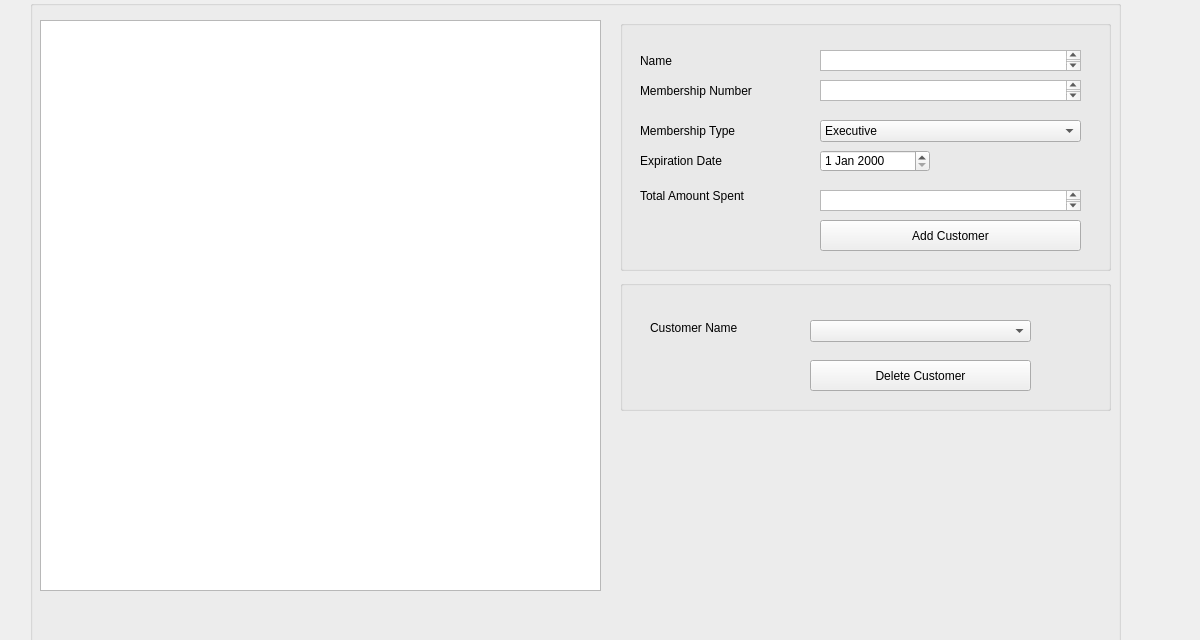
JShinozuka/Project2, file BulkClub/aMembership.ui: the form before one commit.
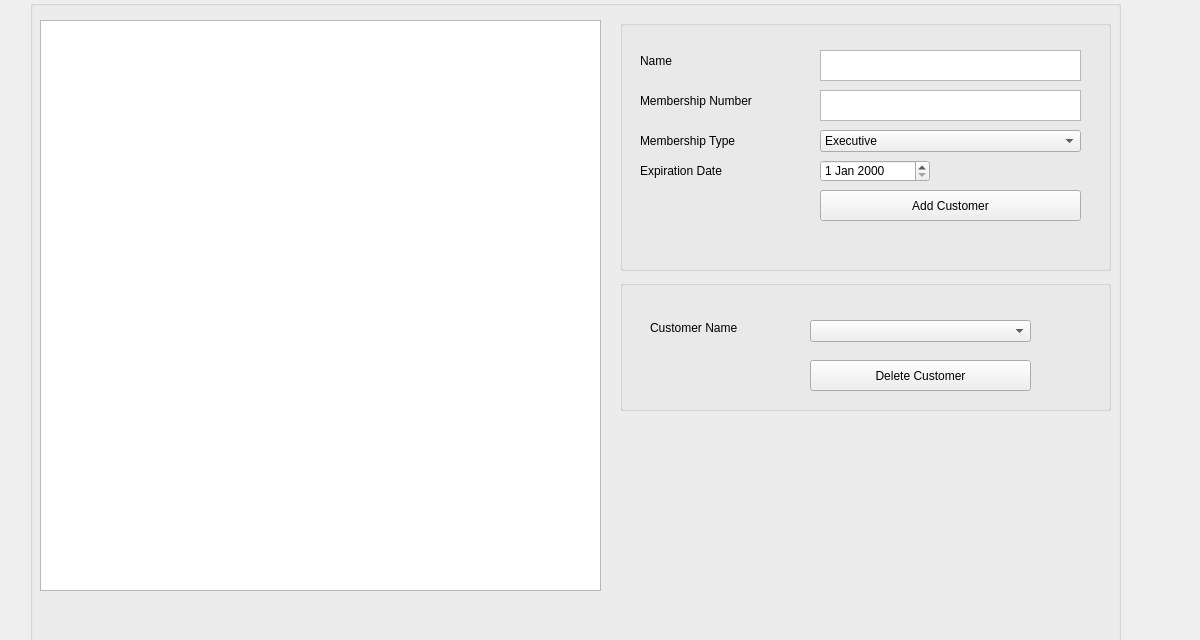
The form after the commit.

Commit message:
Doxygen/Story 8 Edit
Story 8 Fixed bugs

Patch:
```diff
--- a/BulkClub/aMembership.ui
+++ b/BulkClub/aMembership.ui
@@ -71,7 +71,7 @@
        <x>200</x>
        <y>30</y>
        <width>261</width>
-       <height>21</height>
+       <height>31</height>
       </rect>
      </property>
     </widget>
@@ -79,19 +79,9 @@
      <property name="geometry">
       <rect>
        <x>200</x>
-       <y>60</y>
+       <y>70</y>
        <width>261</width>
-       <height>21</height>
-      </rect>
-     </property>
-    </widget>
-    <widget class="QTextEdit" name="totalAmountSpent">
-     <property name="geometry">
-      <rect>
-       <x>200</x>
-       <y>170</y>
-       <width>261</width>
-       <height>21</height>
+       <height>31</height>
       </rect>
      </property>
     </widget>
@@ -99,7 +89,7 @@
      <property name="geometry">
       <rect>
        <x>200</x>
-       <y>200</y>
+       <y>170</y>
        <width>261</width>
        <height>31</height>
       </rect>
@@ -125,7 +115,7 @@
      <property name="geometry">
       <rect>
        <x>20</x>
-       <y>60</y>
+       <y>70</y>
        <width>211</width>
        <height>21</height>
       </rect>
@@ -138,7 +128,7 @@
      <property name="geometry">
       <rect>
        <x>20</x>
-       <y>100</y>
+       <y>110</y>
        <width>211</width>
        <height>21</height>
       </rect>
@@ -151,7 +141,7 @@
      <property name="geometry">
       <rect>
        <x>20</x>
-       <y>130</y>
+       <y>140</y>
        <width>211</width>
        <height>21</height>
       </rect>
@@ -160,24 +150,11 @@
       <string>Expiration Date</string>
      </property>
     </widget>
-    <widget class="QLabel" name="label_6">
-     <property name="geometry">
-      <rect>
-       <x>20</x>
-       <y>166</y>
-       <width>201</width>
-       <height>20</height>
-      </rect>
-     </property>
-     <property name="text">
-      <string>Total Amount Spent</string>
-     </property>
-    </widget>
     <widget class="QComboBox" name="membershipTypeBox">
      <property name="geometry">
       <rect>
        <x>200</x>
-       <y>100</y>
+       <y>110</y>
        <width>261</width>
        <height>22</height>
       </rect>
@@ -197,7 +174,7 @@
      <property name="geometry">
       <rect>
        <x>200</x>
-       <y>130</y>
+       <y>140</y>
        <width>110</width>
        <height>22</height>
       </rect>
```
The commit also changes 10 other files.
